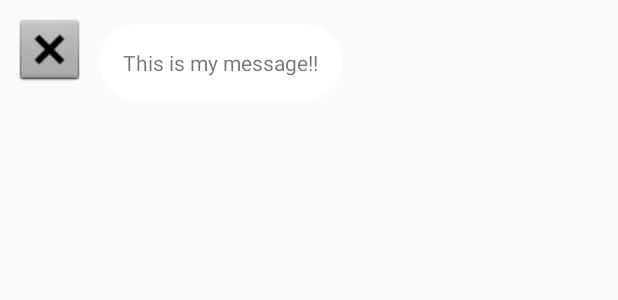
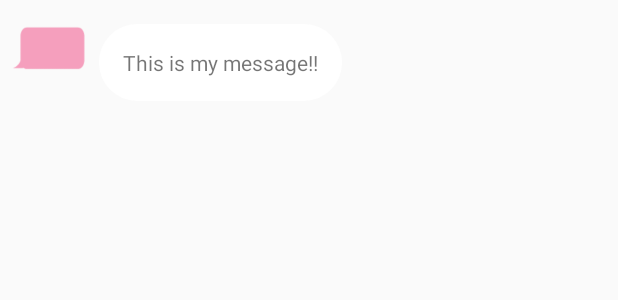
Before and after one commit to hkhaisty/Mobile_Software_Dev, an Android app: the layout received_messages_display.xml on its own in the app's theme, with its tools: preview values and no code run, on a phone screen of 412 x 824 dp. Shown: the top 300 px of the screen. Run offline under Robolectric (Android 15) with nearby library versions, the phone set to English and light mode, and no system bars.

Commit message:
adds chat logos

```diff
--- a/InstantMessengerTesting/app/src/main/res/layout/received_messages_display.xml
+++ b/InstantMessengerTesting/app/src/main/res/layout/received_messages_display.xml
@@ -18,8 +18,12 @@
             app:layout_constraintTop_toTopOf="@+id/imageView"/>
     <ImageView
             android:layout_width="50dp"
-            android:layout_height="50dp" app:srcCompat="@android:drawable/btn_dialog"
-            android:id="@+id/imageView" android:layout_marginTop="8dp"
-            app:layout_constraintTop_toTopOf="parent" app:layout_constraintStart_toStartOf="parent"
-            android:layout_marginLeft="8dp" android:layout_marginStart="8dp"/>
+            android:layout_height="50dp"
+            app:srcCompat="@drawable/friendchat"
+            android:id="@+id/imageView"
+            android:layout_marginTop="8dp"
+            app:layout_constraintTop_toTopOf="parent"
+            app:layout_constraintStart_toStartOf="parent"
+            android:layout_marginLeft="8dp"
+            android:layout_marginStart="8dp"/>
 </android.support.constraint.ConstraintLayout>
--- a/InstantMessengerTesting/app/src/main/res/layout/sent_messages_display.xml
+++ b/InstantMessengerTesting/app/src/main/res/layout/sent_messages_display.xml
@@ -19,7 +19,7 @@
             android:layout_marginTop="8dp" app:layout_constraintTop_toTopOf="@+id/imageView"/>
     <ImageView
             android:layout_width="50dp"
-            android:layout_height="50dp" app:srcCompat="@android:drawable/btn_dialog"
+            android:layout_height="50dp" app:srcCompat="@drawable/mychat"
             android:id="@+id/imageView"
             app:layout_constraintEnd_toEndOf="parent"
             android:layout_marginEnd="8dp" android:layout_marginRight="8dp" android:layout_marginTop="8dp"
```
Also changed, not shown: InstantMessengerTesting/app/src/main/res/layout/loading_screen.xml (+14 -7 lines), InstantMessengerTesting/app/src/main/res/drawable/friendchat.png (added), InstantMessengerTesting/app/src/main/res/drawable/mychat.png (added).
